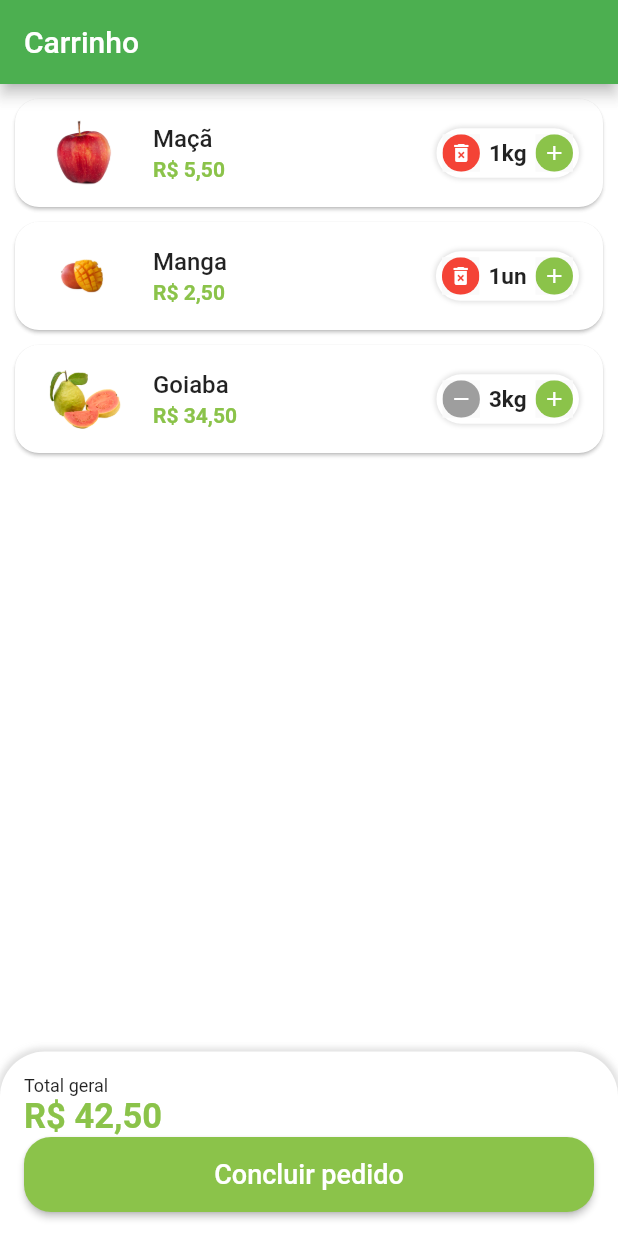
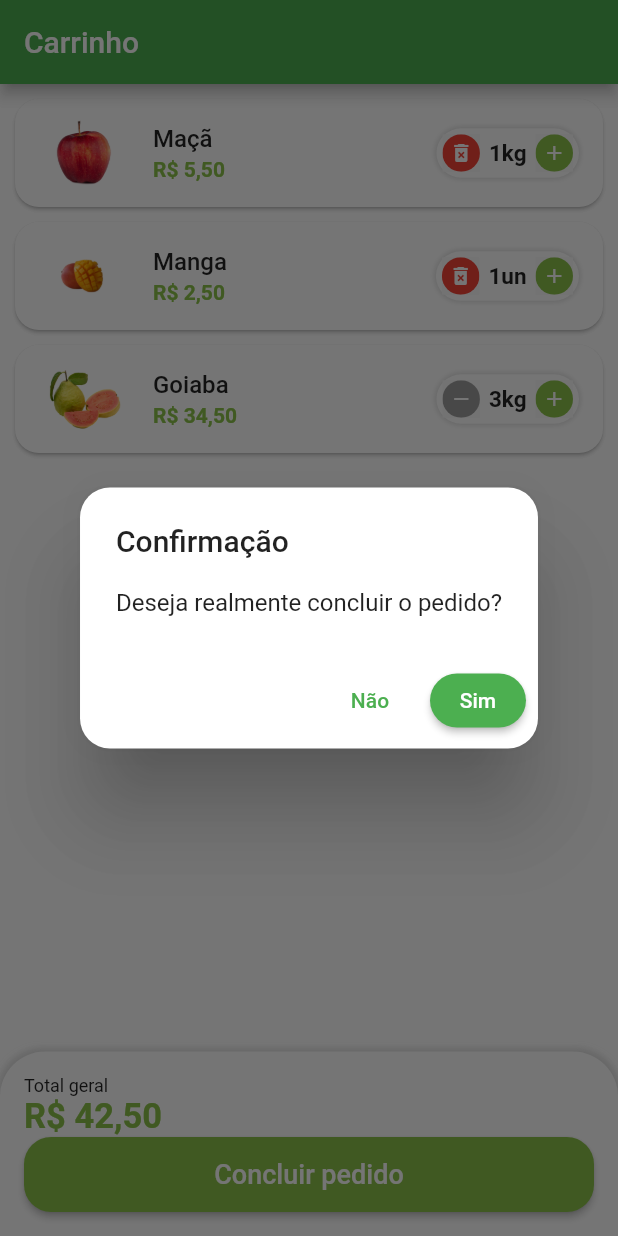
Before and after one commit to Marlon-Limax/GreenGrocer, a Flutter app: the CartTab screen opened directly, after a tap on "Concluir pedido", on a phone screen of 412 x 824 dp. Run offline on Flutter 3.47's test engine with Material 2 defaults, Android fonts, the phone set to English and light mode, and no system bars; our stand-ins replace animated_text_kit, badges, mask_text_input_formatter.

Commit message:
Confirmation dialog - cart

```diff
--- a/lib/src/pages/cart/cart_tab.dart
+++ b/lib/src/pages/cart/cart_tab.dart
@@ -88,7 +88,11 @@ class _CartTabState extends State<CartTab> {
                         shape: RoundedRectangleBorder(
                           borderRadius: BorderRadius.circular(18),
                         )),
-                    onPressed: () {},
+                    onPressed: () async {
+                      bool? result = await showOrderConfirmation();
+
+                      print(result);
+                    },
                     child: const Text(
                       'Concluir pedido',
                       style: TextStyle(
@@ -104,4 +108,43 @@ class _CartTabState extends State<CartTab> {
       ),
     );
   }
+
+  Future<bool?> showOrderConfirmation() {
+    return showDialog<bool>(
+      context: context,
+      builder: (context) {
+        return AlertDialog(
+          shape: RoundedRectangleBorder(
+            borderRadius: BorderRadius.circular(20),
+          ),
+          title: const Text('Confirmação'),
+          content: const Text('Deseja realmente concluir o pedido?'),
+          actions: [
+            TextButton(
+              style: TextButton.styleFrom(
+                shape: RoundedRectangleBorder(
+                  borderRadius: BorderRadius.circular(20),
+                ),
+              ),
+              onPressed: () {
+                Navigator.of(context).pop(false);
+              },
+              child: const Text('Não'),
+            ),
+            ElevatedButton(
+              style: ElevatedButton.styleFrom(
+                shape: RoundedRectangleBorder(
+                  borderRadius: BorderRadius.circular(20),
+                ),
+              ),
+              onPressed: () {
+                Navigator.of(context).pop(true);
+              },
+              child: const Text('Sim'),
+            )
+          ],
+        );
+      },
+    );
+  }
 }
```
